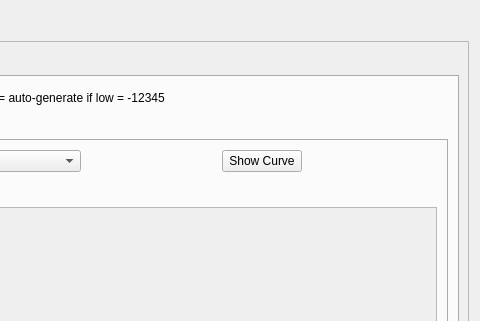
This is src/fleet_widget.ui in nmfs-ost/ss3-ssi as Qt 5 draws it before an edit; both pictures show x 518 to 998 and y 0 to 321 of the 998 by 755 pixel window. The edited form follows.
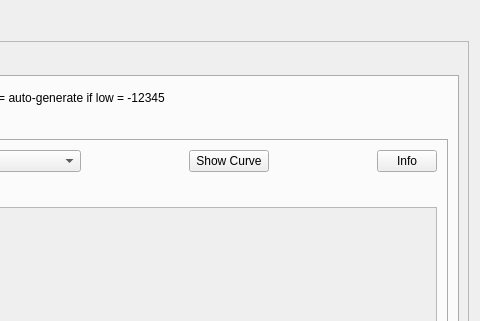
This is the edited form. Icons and pictures are not drawn.

The edit to the form file:
```diff
--- a/src/fleet_widget.ui
+++ b/src/fleet_widget.ui
@@ -1809,6 +1809,31 @@
                     </property>
                    </spacer>
                   </item>
+                  <item>
+                   <widget class="QPushButton" name="pushButton_selex_size_info">
+                    <property name="sizePolicy">
+                     <sizepolicy hsizetype="Fixed" vsizetype="Fixed">
+                      <horstretch>60</horstretch>
+                      <verstretch>0</verstretch>
+                     </sizepolicy>
+                    </property>
+                    <property name="minimumSize">
+                     <size>
+                      <width>0</width>
+                      <height>0</height>
+                     </size>
+                    </property>
+                    <property name="maximumSize">
+                     <size>
+                      <width>60</width>
+                      <height>32</height>
+                     </size>
+                    </property>
+                    <property name="text">
+                     <string>Info</string>
+                    </property>
+                   </widget>
+                  </item>
                  </layout>
                 </item>
                 <item>
```
Left out of the diff: 19 changed lines with no effect on the pictures.
